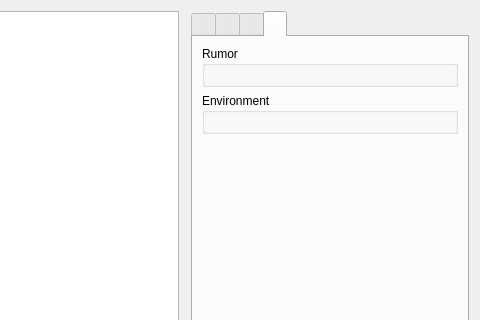
kingnak/arkhor, file arkhorclient/gui/ahmaingui.ui: the form before one commit; both pictures show x 218 to 698 and y 0 to 320 of the 698 by 595 pixel window.
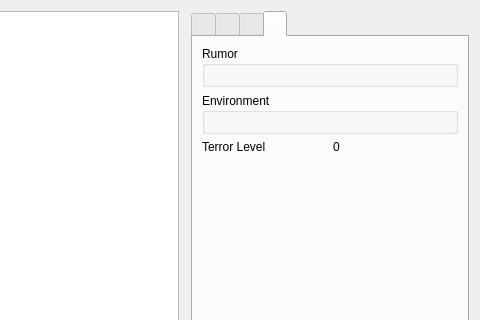
The form after the commit. The open tabs and pages were chosen to show the change. Icons and pictures are not drawn. Custom widgets are drawn as their Qt base class.

Commit message: Display Terror Level in GUI

What changed in the file:
```diff
--- a/arkhorclient/gui/ahmaingui.ui
+++ b/arkhorclient/gui/ahmaingui.ui
@@ -270,6 +270,24 @@
            </layout>
           </widget>
          </item>
+         <item>
+          <layout class="QHBoxLayout" name="horizontalLayout_3">
+           <item>
+            <widget class="QLabel" name="label_2">
+             <property name="text">
+              <string>Terror Level</string>
+             </property>
+            </widget>
+           </item>
+           <item>
+            <widget class="QLabel" name="lblTerrorLevel">
+             <property name="text">
+              <string>0</string>
+             </property>
+            </widget>
+           </item>
+          </layout>
+         </item>
          <item>
           <spacer name="verticalSpacer">
            <property name="orientation">
```
Left out of the diff: 2 changed lines with no effect on the pictures. The commit also changes 9 other files.
